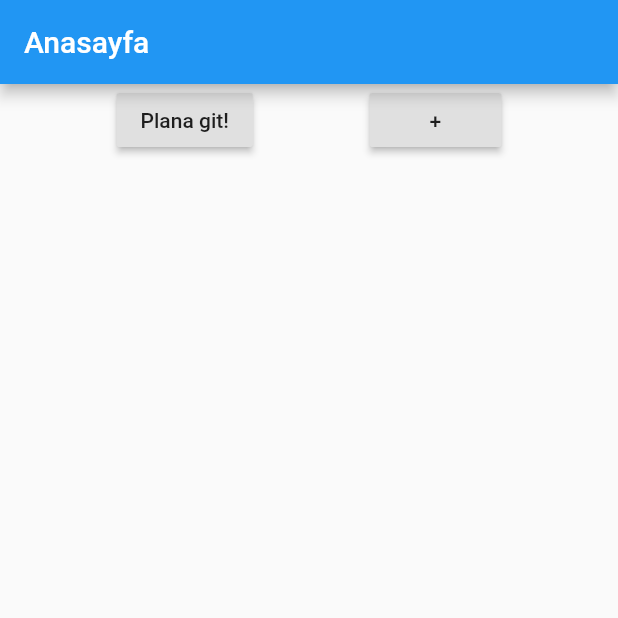
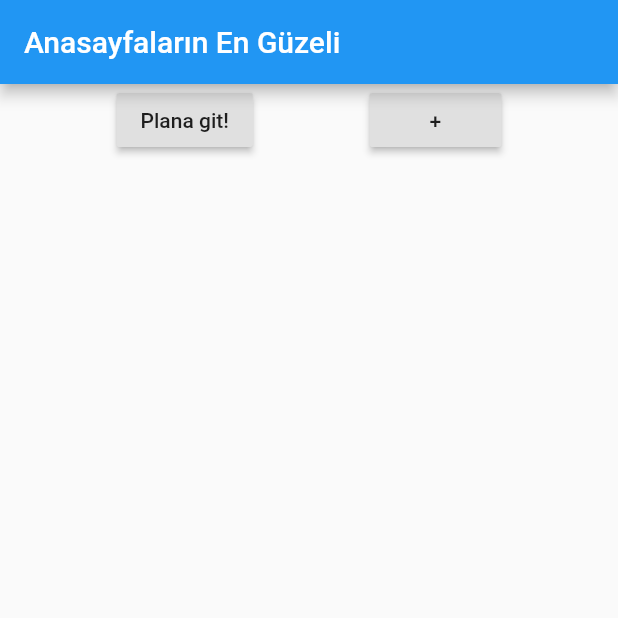
Before and after one commit to JohnCut/budged_app, a Flutter app: the screen it shows after launch, on a phone screen of 412 x 824 dp, the top half of it. Run offline on Flutter 3.47's test engine with Material 2 defaults, Android fonts, the phone set to English and light mode, and no system bars.

Commit message:
Update homepage.dart
Summary

```diff
--- a/lib/homepage.dart
+++ b/lib/homepage.dart
@@ -22,7 +22,7 @@ class _HomepageState extends State<Homepage> {
     return MaterialApp(
         home: Scaffold(
       appBar: AppBar(
-        title: Text('Anasayfa'),
+        title: Text('Anasayfaların En Güzeli'),
       ),
       body: Row(
         mainAxisAlignment: MainAxisAlignment.spaceEvenly,
```
